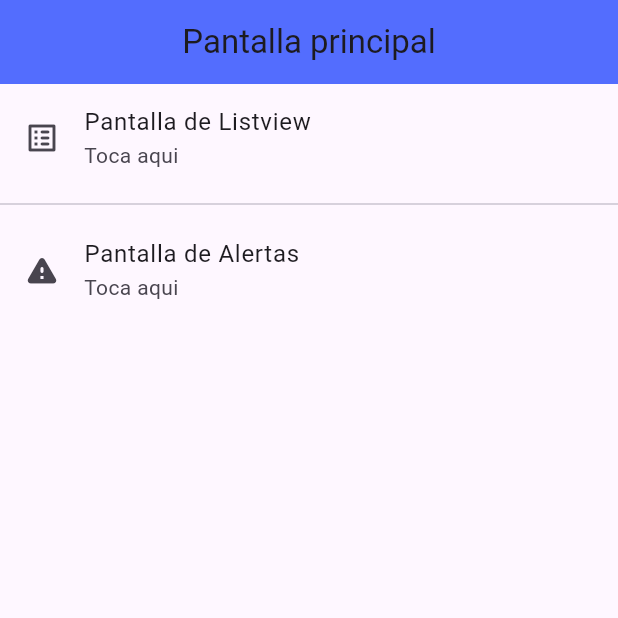
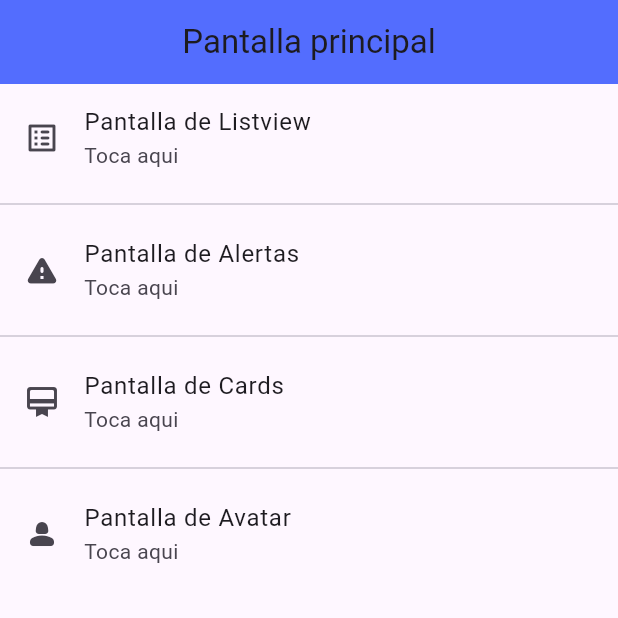
Before and after one commit to GrimmGW/componentes_flutter, a Flutter app: the screen it shows after launch, on a phone screen of 412 x 824 dp, the top half of it. Run offline on Flutter 3.47's test engine with Material 3 defaults, Android fonts, the phone set to English and light mode, and no system bars.

Commit message:
agregando pantalla de Cards y Avatar

```diff
--- a/lib/main.dart
+++ b/lib/main.dart
@@ -1,4 +1,5 @@
 import 'package:componentes_flutter/routes/app_routes.dart';
+import 'package:componentes_flutter/themes/app_theme.dart';
 import 'package:flutter/material.dart';
 
 void main() => runApp(const MyApp());
@@ -12,7 +13,8 @@ class MyApp extends StatelessWidget {
       debugShowCheckedModeBanner: false,
       title: 'Componentes de Flutter',
       initialRoute: AppRoutes.intialRoute,
-      routes: AppRoutes.routes
+      routes: AppRoutes.routes,
+      theme: AppTheme.lightTheme
     );
   }
 }
--- a/lib/routes/app_routes.dart
+++ b/lib/routes/app_routes.dart
@@ -9,11 +9,15 @@ class AppRoutes {
   static final menuOptions = <MenuOptions>[
     MenuOptions(route: '/listview', icon: Icons.list_alt_rounded, name: 'Pantalla de Listview', screen: const ListviewScreen()),
     MenuOptions(route: '/alert', icon: Icons.warning_rounded, name: 'Pantalla de Alertas', screen: const AlertScreen()),
+    MenuOptions(route: '/card', icon: Icons.card_membership_rounded, name: 'Pantalla de Cards', screen: const CardScreen()),
+    MenuOptions(route: '/avatar', icon: Icons.person_2_rounded, name: 'Pantalla de Avatar', screen: const AvatarScreen()),
   ];
 
   static Map<String, Widget Function(BuildContext)> routes = {
     '/listview' : (BuildContext context) => const ListviewScreen(),
     '/home' : (BuildContext context) => const HomeScreen(),
     '/alert' : (BuildContext context) => const AlertScreen(),
+    '/card' : (BuildContext context) => const CardScreen(),
+    '/avatar' : (BuildContext context) => const AvatarScreen()
   };
 }
--- a/lib/screens/alert_screen.dart
+++ b/lib/screens/alert_screen.dart
@@ -34,14 +34,9 @@ class AlertScreen extends StatelessWidget {
     return Scaffold(
       appBar: AppBar(
         title: const Text('Pantalla de Alertas'),
-        centerTitle: true,
-        backgroundColor: Colors.indigoAccent,
       ),
       body: Center(
          child: FilledButton(
-          style: const ButtonStyle(
-            backgroundColor: WidgetStatePropertyAll(Colors.indigoAccent),
-          ),
           onPressed: (){
             displayDialog(context);
           },
--- a/lib/screens/home_screen.dart
+++ b/lib/screens/home_screen.dart
@@ -10,8 +10,6 @@ class HomeScreen extends StatelessWidget {
     return Scaffold(
       appBar: AppBar(
         title: Text('Pantalla principal'),
-        centerTitle: true,
-        backgroundColor: Colors.indigoAccent,
       ),
       body: ListView.separated(
         itemCount: AppRoutes.menuOptions.length,
--- a/lib/screens/screens.dart
+++ b/lib/screens/screens.dart
@@ -1,3 +1,5 @@
+export 'package:componentes_flutter/screens/avatar_screen.dart';
+export 'package:componentes_flutter/screens/card_screen.dart';
 export 'package:componentes_flutter/screens/alert_screen.dart';
 export 'package:componentes_flutter/screens/home_screen.dart';
 export 'package:componentes_flutter/screens/listview_screen.dart';
--- /dev/null
+++ b/lib/themes/app_theme.dart
@@ -0,0 +1,31 @@
+import 'package:flutter/material.dart';
+
+class AppTheme {
+
+  //Color primary de nuestra app
+  static Color? primary = Colors.indigoAccent;
+  static Color? primaryDarker = Colors.indigoAccent[700];
+
+  static ThemeData lightTheme = ThemeData.light().copyWith(
+
+    appBarTheme: AppBarThemeData(
+      backgroundColor: primary,
+      centerTitle: true,
+    ),
+
+    filledButtonTheme: FilledButtonThemeData(
+      style: ButtonStyle(
+        backgroundColor: WidgetStatePropertyAll(primary),
+        foregroundColor: WidgetStatePropertyAll(Colors.black)
+      )
+    ),
+
+    textButtonTheme: TextButtonThemeData(
+      style: ButtonStyle(
+        foregroundColor: WidgetStatePropertyAll(primary)
+      )
+    )
+
+  );
+
+}
--- /dev/null
+++ b/lib/widgets/widgets.dart
@@ -0,0 +1,2 @@
+export 'package:componentes_flutter/widgets/customcard1_widget.dart';
+export 'package:componentes_flutter/widgets/customcard2_widget.dart';
--- a/pubspec.yaml
+++ b/pubspec.yaml
@@ -58,8 +58,8 @@ flutter:
   uses-material-design: true
 
   # To add assets to your application, add an assets section, like this:
-  # assets:
-  #   - images/a_dot_burr.jpeg
+  assets:
+    - assets/
   #   - images/a_dot_ham.jpeg
 
   # An image asset can refer to one or more resolution-specific "variants", see
```
Also changed, not shown: lib/screens/avatar_screen.dart (added, +37 -0 lines), lib/screens/card_screen.dart (added, +48 -0 lines), lib/screens/listview_screen.dart (+3 -5 lines), lib/widgets/customcard1_widget.dart (added, +30 -0 lines), lib/widgets/customcard2_widget.dart (added, +49 -0 lines), assets/jar-loading.gif (added).
